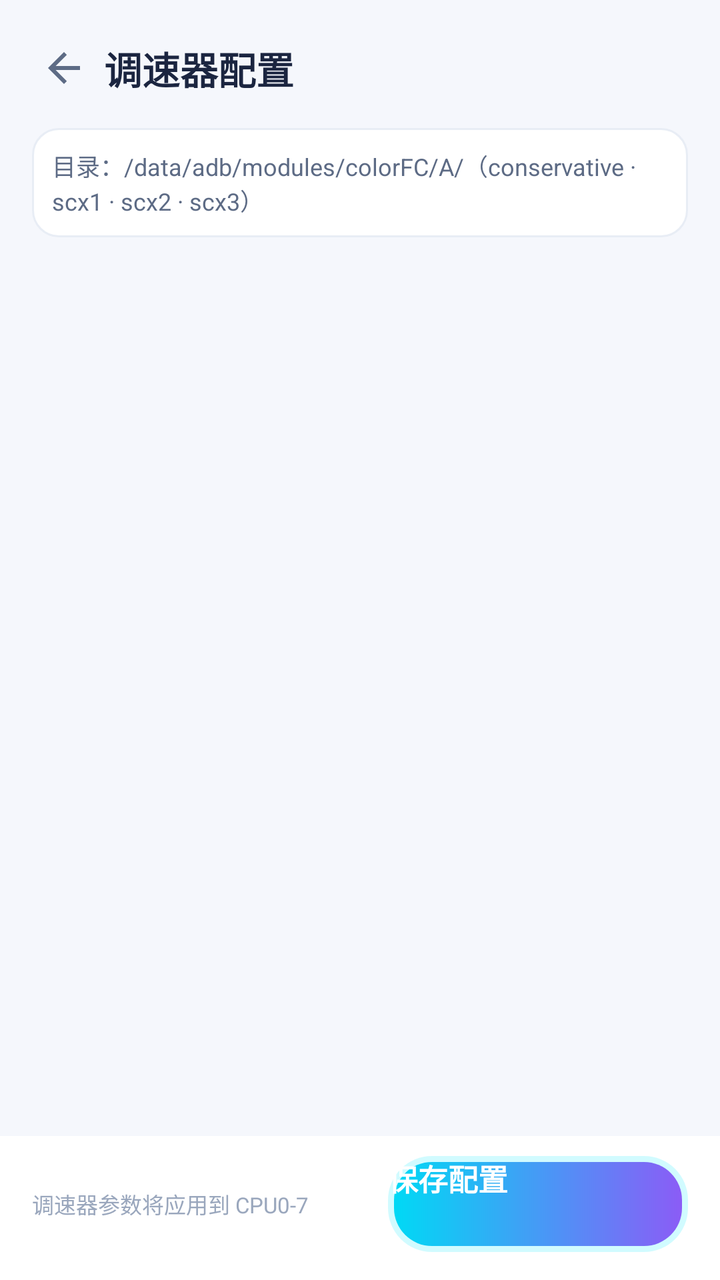
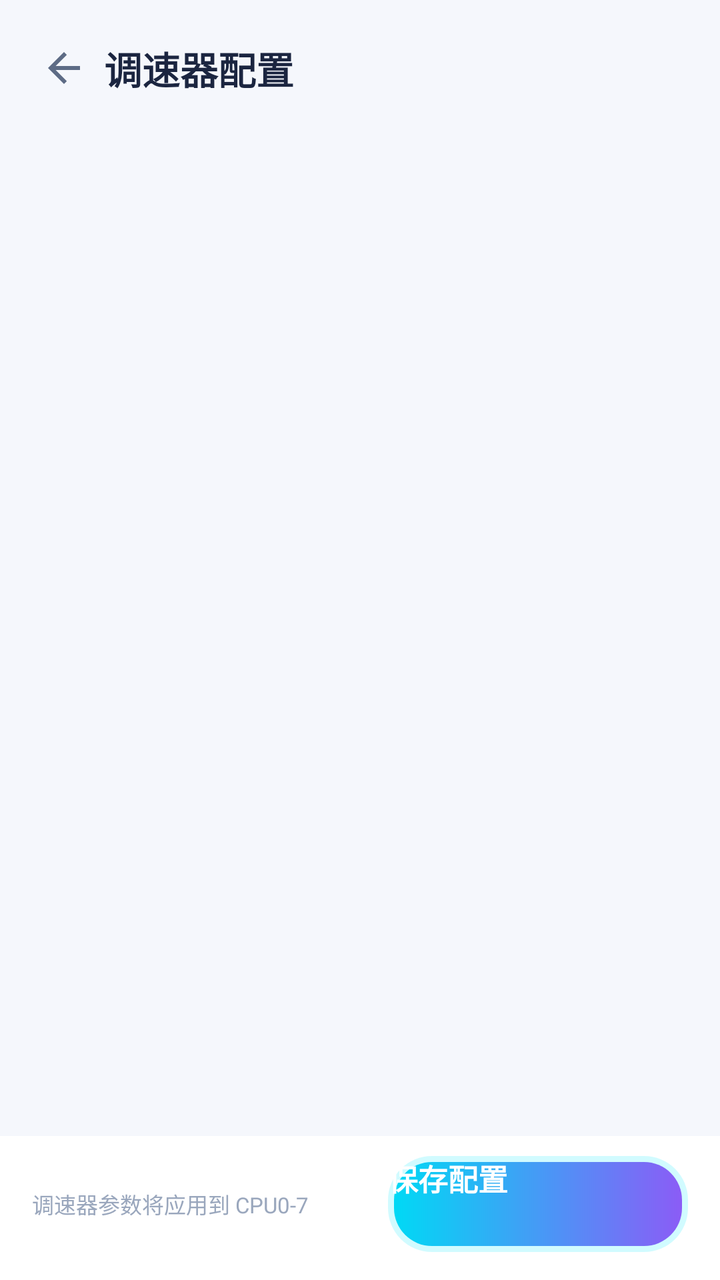

Two renders of the same Android screen: before a commit and after it. Below are the layout's source before the change and the commit's diff.
<!-- AndroidManifest.xml: application theme AppTheme -->
<!-- res/layout/activity_governor.xml -->
<?xml version="1.0" encoding="utf-8"?>
<LinearLayout xmlns:android="http://schemas.android.com/apk/res/android"
    android:layout_width="match_parent"
    android:layout_height="match_parent"
    android:orientation="vertical">

    <LinearLayout
        android:layout_width="match_parent"
        android:layout_height="wrap_content"
        android:orientation="horizontal"
        android:gravity="center_vertical"
        android:paddingStart="12dp"
        android:paddingEnd="20dp"
        android:paddingTop="14dp"
        android:paddingBottom="10dp">

        <ImageView
            android:id="@+id/btnBack"
            android:layout_width="40dp"
            android:layout_height="40dp"
            android:padding="8dp"
            android:src="@drawable/ic_back"
            android:background="?android:attr/selectableItemBackgroundBorderless"
            android:contentDescription="返回" />

        <TextView
            android:layout_width="0dp"
            android:layout_height="wrap_content"
            android:layout_weight="1"
            android:text="调速器配置"
            android:textColor="@color/textPrimary"
            android:textSize="19sp"
            android:textStyle="bold" />
    </LinearLayout>

    <TextView
        android:layout_width="match_parent"
        android:layout_height="wrap_content"
        android:layout_marginStart="16dp"
        android:layout_marginEnd="16dp"
        android:background="@drawable/bg_tab"
        android:padding="10dp"
        android:text="目录：/data/adb/modules/colorFC/A/（conservative · scx1 · scx2 · scx3）"
        android:textColor="@color/textSecondary"
        android:textSize="12sp" />

    <ScrollView
        android:layout_width="match_parent"
        android:layout_height="0dp"
        android:layout_weight="1"
        android:scrollbars="none">

        <LinearLayout
            android:id="@+id/modesContainer"
            android:layout_width="match_parent"
            android:layout_height="wrap_content"
            android:orientation="vertical"
            android:paddingStart="16dp"
            android:paddingEnd="16dp"
            android:paddingTop="14dp"
            android:paddingBottom="24dp" />
    </ScrollView>

    <LinearLayout
        android:layout_width="match_parent"
        android:layout_height="wrap_content"
        android:orientation="horizontal"
        android:gravity="center_vertical"
        android:paddingStart="16dp"
        android:paddingEnd="16dp"
        android:paddingTop="10dp"
        android:paddingBottom="14dp"
        android:background="@color/titleBar">

        <TextView
            android:layout_width="0dp"
            android:layout_height="wrap_content"
            android:layout_weight="1"
            android:text="调速器参数将应用到 CPU0-7"
            android:textColor="@color/textDim"
            android:textSize="11sp" />

        <Button
            android:id="@+id/saveBtn"
            android:layout_width="150dp"
            android:layout_height="48dp"
            android:background="@drawable/btn_primary"
            android:text="保存配置"
            android:textColor="#FFFFFF"
            android:textSize="15sp"
            android:textStyle="bold" />
    </LinearLayout>
</LinearLayout>
<!-- resources referenced by this layout -->
<resources>
  <color name="textDim">#9AA7BD</color>
  <color name="textPrimary">#1B2540</color>
  <color name="textSecondary">#5D6B85</color>
  <color name="titleBar">#FFFFFF</color>
  <!-- drawable bg_tab (drawable) -->
  <?xml version="1.0" encoding="utf-8"?>
  <shape xmlns:android="http://schemas.android.com/apk/res/android">
      <solid android:color="@color/bgCard" />
      <corners android:radius="13dp" />
      <stroke android:width="1dp" android:color="@color/bgCardStroke" />
  </shape>
  <!-- drawable btn_primary (drawable) -->
  <?xml version="1.0" encoding="utf-8"?>
  <layer-list xmlns:android="http://schemas.android.com/apk/res/android">
      <item>
          <shape>
              <solid android:color="#2E00E5FF" />
              <corners android:radius="22dp" />
          </shape>
      </item>
      <item android:left="3dp" android:top="3dp" android:right="3dp" android:bottom="3dp">
          <shape>
              <gradient android:startColor="#00D9F5" android:endColor="#8B5CF6" android:angle="0" />
              <corners android:radius="19dp" />
          </shape>
      </item>
  </layer-list>
  <!-- drawable ic_back (drawable) -->
  <?xml version="1.0" encoding="utf-8"?>
  <vector xmlns:android="http://schemas.android.com/apk/res/android"
      android:width="24dp" android:height="24dp"
      android:viewportWidth="24" android:viewportHeight="24">
      <path android:fillColor="#5D6B85"
          android:pathData="M20,11H7.83l5.59,-5.59L12,4l-8,8 8,8 1.41,-1.41L7.83,13H20v-2z" />
  </vector>
  <style name="AppTheme" parent="android:Theme.Material.Light.NoActionBar">
          <item name="android:windowBackground">@color/bg</item>
          <item name="android:colorPrimary">@color/accent</item>
          <item name="android:colorAccent">@color/accent</item>
          <item name="android:statusBarColor">@color/bg</item>
          <item name="android:navigationBarColor">@color/bg</item>
          <item name="android:windowLightStatusBar">true</item>
          <item name="android:colorControlActivated">@color/accent</item>
          <item name="android:colorControlNormal">@color/textDim</item>
      </style>
  <color name="bgCard">#FFFFFF</color>
  <color name="bgCardStroke">#E8EDF5</color>
  <color name="bg">#F5F7FC</color>
  <color name="accent">#00B8E0</color>
</resources>

<!-- the commit's change to res/layout/activity_governor.xml (unified diff, before → after) -->
@@ -32,17 +32,6 @@
             android:textSize="19sp"
             android:textStyle="bold" />
     </LinearLayout>
-
-    <TextView
-        android:layout_width="match_parent"
-        android:layout_height="wrap_content"
-        android:layout_marginStart="16dp"
-        android:layout_marginEnd="16dp"
-        android:background="@drawable/bg_tab"
-        android:padding="10dp"
-        android:text="目录：/data/adb/modules/colorFC/A/（conservative · scx1 · scx2 · scx3）"
-        android:textColor="@color/textSecondary"
-        android:textSize="12sp" />
 
     <ScrollView
         android:layout_width="match_parent"
<!-- resource entries referenced after the edit -->
@@ -2,15 +2,7 @@
 <resources>
   <color name="textDim">#9AA7BD</color>
   <color name="textPrimary">#1B2540</color>
-  <color name="textSecondary">#5D6B85</color>
   <color name="titleBar">#FFFFFF</color>
-  <!-- drawable bg_tab (drawable) -->
-  <?xml version="1.0" encoding="utf-8"?>
-  <shape xmlns:android="http://schemas.android.com/apk/res/android">
-      <solid android:color="@color/bgCard" />
-      <corners android:radius="13dp" />
-      <stroke android:width="1dp" android:color="@color/bgCardStroke" />
-  </shape>
   <!-- drawable btn_primary (drawable) -->
   <?xml version="1.0" encoding="utf-8"?>
   <layer-list xmlns:android="http://schemas.android.com/apk/res/android">
@@ -45,8 +37,6 @@
           <item name="android:colorControlActivated">@color/accent</item>
           <item name="android:colorControlNormal">@color/textDim</item>
       </style>
-  <color name="bgCard">#FFFFFF</color>
-  <color name="bgCardStroke">#E8EDF5</color>
   <color name="bg">#F5F7FC</color>
   <color name="accent">#00B8E0</color>
 </resources>
